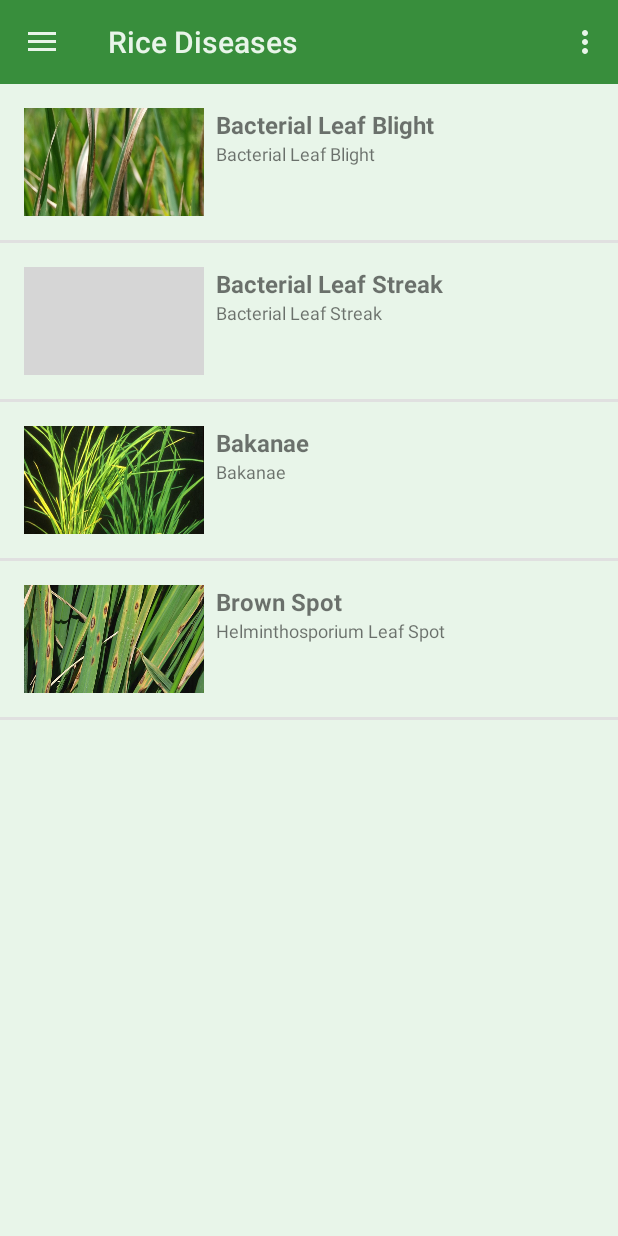
After one commit to rbaguila/pest-library, an Android app: the DriceActivity screen opened directly, with no data from a screen before it, on a phone screen of 412 x 824 dp. The commit adds this screen. Run offline under Robolectric (Android 15) with nearby library versions, the phone set to English and light mode, and no system bars; grey boxes are pictures that could not be loaded.

Commit message:
Added rice diseases in view more

```diff
--- a/app/src/main/java/com/example/roinand/pestlibrary/BrowseDiseasesActivity.java
+++ b/app/src/main/java/com/example/roinand/pestlibrary/BrowseDiseasesActivity.java
@@ -75,7 +75,7 @@ public class BrowseDiseasesActivity extends AppCompatActivity implements ItemAda
     }
 
     public void redirectRice(View view){
-        startActivity(new Intent(this, RiceActivity.class));
+        startActivity(new Intent(this, DriceActivity.class));
     }
 
     public void redirectCorn(View view){
--- a/app/src/main/java/com/example/roinand/pestlibrary/CornActivity.java
+++ b/app/src/main/java/com/example/roinand/pestlibrary/CornActivity.java
@@ -38,7 +38,7 @@ public class CornActivity extends AppCompatActivity implements ItemAllAdapter.Cl
         LinearLayoutManager cornLinearLayout = new LinearLayoutManager(this);
         cornLinearLayout.setOrientation(LinearLayoutManager.VERTICAL);
         cornRecycler.setLayoutManager(cornLinearLayout);
-        cornAdapter = new ItemAllAdapter(this, new ItemData(this).getAllCornItemData());
+        cornAdapter = new ItemAllAdapter(this, new ItemData(this).getAllCornItemData(), 1);
         cornAdapter.setClickListener(this);
         cornRecycler.setAdapter(cornAdapter);
     }
--- /dev/null
+++ b/app/src/main/java/com/example/roinand/pestlibrary/DriceActivity.java
@@ -0,0 +1,73 @@
+package com.example.roinand.pestlibrary;
+
+import android.content.Intent;
+import android.os.Bundle;
+import android.support.v4.widget.DrawerLayout;
+import android.support.v7.app.AppCompatActivity;
+import android.support.v7.widget.LinearLayoutManager;
+import android.support.v7.widget.RecyclerView;
+import android.support.v7.widget.Toolbar;
+import android.view.Menu;
+import android.view.MenuItem;
+import android.view.View;
+
+/**
+ * Created by User on 7/23/2016.
+ */
+public class DriceActivity extends AppCompatActivity implements ItemAllAdapter.ClickListener{
+    private RecyclerView riceRecycler;
+    private ItemAllAdapter riceAdapter;
+
+    private Toolbar toolbar;
+    @Override
+    protected void onCreate(Bundle savedInstanceState) {
+        super.onCreate(savedInstanceState);
+        setContentView(R.layout.activity_drice);
+
+        toolbar = (Toolbar) findViewById(R.id.app_bar);
+        setSupportActionBar(toolbar);
+        getSupportActionBar().setDisplayShowHomeEnabled(true);
+        DrawerFragment drawerFragment = (DrawerFragment)
+                getSupportFragmentManager().findFragmentById(R.id.fragment_drawer);
+        drawerFragment.setUp(R.id.fragment_drawer, (DrawerLayout) findViewById(R.id.drawer_layout), toolbar);
+
+        riceRecycler = (RecyclerView) findViewById(R.id.pest_items_all);
+        riceRecycler.setHasFixedSize(true);
+        LinearLayoutManager riceLinearLayout = new LinearLayoutManager(this);
+        riceLinearLayout.setOrientation(LinearLayoutManager.VERTICAL);
+        riceRecycler.setLayoutManager(riceLinearLayout);
+        riceAdapter = new ItemAllAdapter(this, new ItemData(this).getAllDriceItemData(), 2);
+        riceAdapter.setClickListener(this);
+        riceRecycler.setAdapter(riceAdapter);
+    }
+
+    @Override
+    public boolean onCreateOptionsMenu(Menu menu) {
+        // Inflate the menu; this adds items to the action bar if it is present.
+        getMenuInflater().inflate(R.menu.menu_rice, menu);
+        return false;
+    }
+
+    @Override
+    public boolean onOptionsItemSelected(MenuItem item) {
+        // Handle action bar item clicks here. The action bar will
+        // automatically handle clicks on the Home/Up button, so long
+        // as you specify a parent activity in AndroidManifest.xml.
+        int id = item.getItemId();
+
+        //noinspection SimplifiableIfStatement
+        if (id == R.id.action_settings) {
+            return true;
+        }
+
+        return super.onOptionsItemSelected(item);
+    }
+
+    @Override
+    public void itemClick(View view, String name) {
+        Intent intent = new Intent(this, ItemTrackActivity.class);
+        intent.putExtra("pestName", name);
+        intent.putExtra("pestType", "rice_");
+        startActivity(intent);
+    }
+}
--- a/app/src/main/java/com/example/roinand/pestlibrary/ItemAllAdapter.java
+++ b/app/src/main/java/com/example/roinand/pestlibrary/ItemAllAdapter.java
@@ -17,12 +17,14 @@ import java.util.List;
 public class ItemAllAdapter extends RecyclerView.Adapter<ItemAllAdapter.AllItemViewHolder> {
     List<ItemAll> data = Collections.emptyList();
     private LayoutInflater inflater;
+    private int type;
 
     private ClickListener clickListener;
 
-    public ItemAllAdapter (Context context, List<ItemAll> data) {
+    public ItemAllAdapter (Context context, List<ItemAll> data, int type) {
         inflater = LayoutInflater.from(context);
         this.data = data;
+        this.type = type;
     }
 
     public void setClickListener (ClickListener clickListener) {
@@ -40,7 +42,8 @@ public class ItemAllAdapter extends RecyclerView.Adapter<ItemAllAdapter.AllItemV
     public void onBindViewHolder(AllItemViewHolder holder, int position) {
         ItemAll current = data.get(position);
         holder.screenshot.setImageResource(current.imageId);
-        holder.name.setText(current.pestName);
+        if (type == 1) holder.name.setText(current.pestName);
+        else if (type == 2) holder.name.setText(current.diseaseName);
         holder.commonNames.setText(current.commonNames);
     }
 
--- a/app/src/main/java/com/example/roinand/pestlibrary/ItemData.java
+++ b/app/src/main/java/com/example/roinand/pestlibrary/ItemData.java
@@ -182,7 +182,7 @@ public class ItemData {
         initRiceData();
         List<ItemAll> data = new ArrayList<>();
 
-        for (int i=0; i<driceNames.length && i<driceIcons.length; i++) {
+        for (int i=0; i<riceNames.length && i<riceIcons.length; i++) {
             ItemAll current = new ItemAll();
             current.imageId = riceIcons[i];
             current.pestName = riceNames[i];
--- /dev/null
+++ b/app/src/main/res/layout/activity_drice.xml
@@ -0,0 +1,30 @@
+<?xml version="1.0" encoding="utf-8"?>
+<android.support.v4.widget.DrawerLayout xmlns:android="http://schemas.android.com/apk/res/android"
+    xmlns:app="http://schemas.android.com/apk/res-auto"
+    xmlns:tools="http://schemas.android.com/tools"
+    android:id="@+id/drawer_layout"
+    android:layout_width="match_parent"
+    android:layout_height="match_parent"
+    android:background="@color/colorLight">
+
+    <RelativeLayout
+        android:layout_width="match_parent"
+        android:layout_height="match_parent"
+        android:background="@color/colorLight"
+        tools:context="com.example.roinand.pestlibrary.DriceActivity">
+
+        <include
+            android:id="@+id/pest_template"
+            layout="@layout/pest_template" />
+
+    </RelativeLayout>
+
+    <fragment
+        android:id="@+id/fragment_drawer"
+        android:name="com.example.roinand.pestlibrary.DrawerFragment"
+        android:layout_width="@dimen/nav_drawer"
+        android:layout_height="match_parent"
+        android:layout_gravity="start"
+        app:layout="@layout/fragment_drawer"
+        tools:layout="@layout/fragment_drawer" />
+</android.support.v4.widget.DrawerLayout>
--- a/app/src/main/res/values/strings.xml
+++ b/app/src/main/res/values/strings.xml
@@ -7,8 +7,9 @@
     <string name="title_rice_bar">Rice</string>
     <string name="title_corn_bar">Corn</string>
     <string name="view_more">View More</string>
-    <string name="title_activity_rice">Rice Pest</string>
-    <string name="title_activity_corn">Corn Pest</string>
+    <string name="title_activity_rice">Rice Pests</string>
+    <string name="title_activity_rice2">Rice Diseases</string>
+    <string name="title_activity_corn">Corn Pests</string>
     <string name="title_activity_no_data">No Data</string>
     <string name="title_item">Pest</string>
     <string name="drawer_open">Open</string>
```
Also changed, not shown: app/src/main/AndroidManifest.xml (+8 -0 lines).
